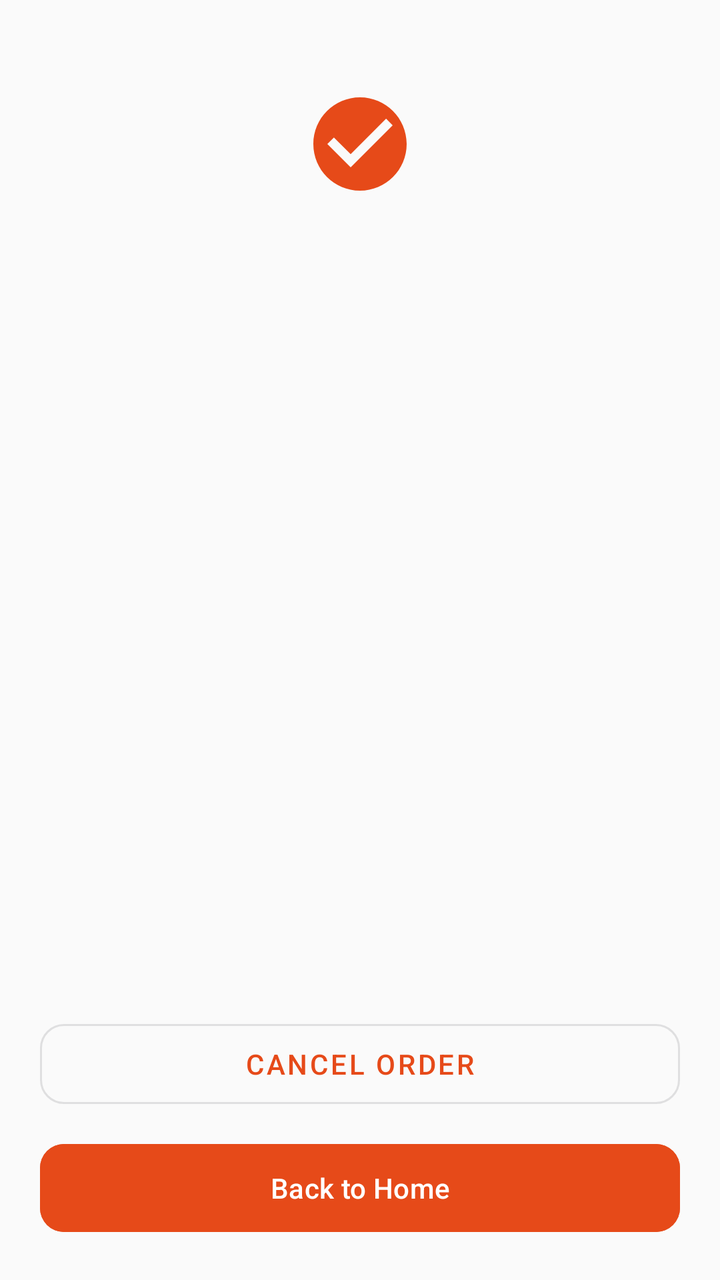
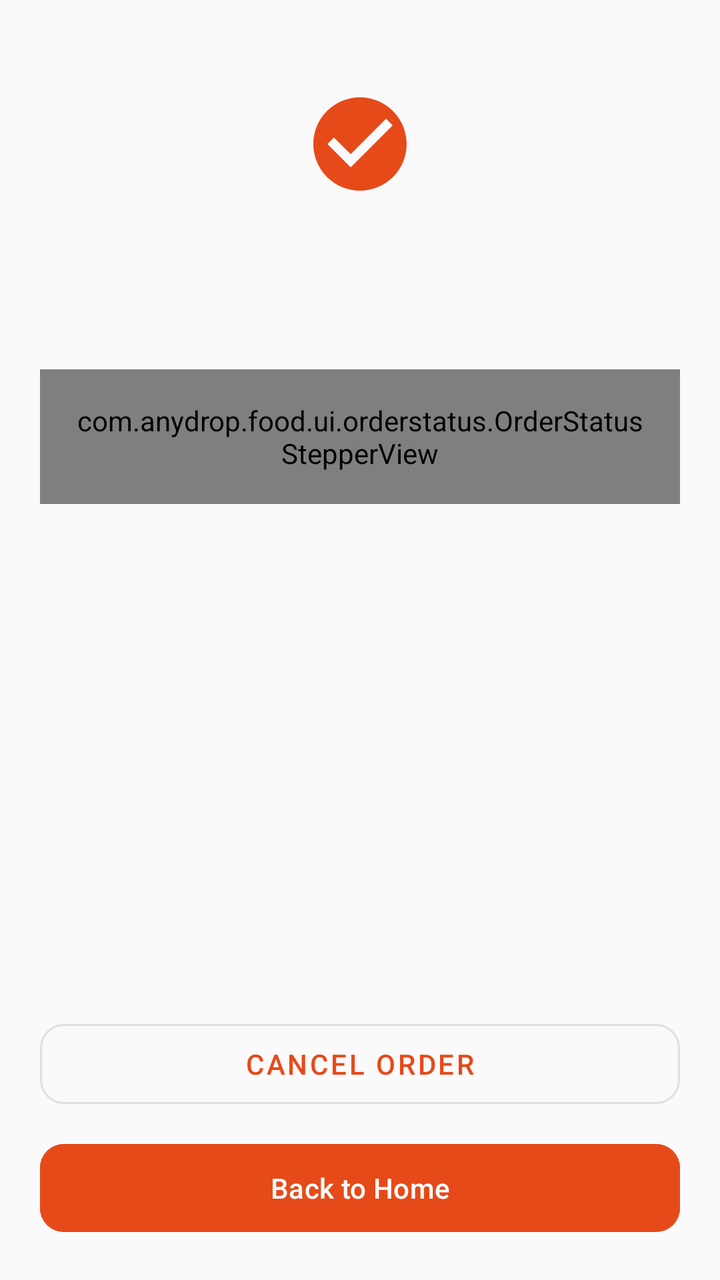

The first picture is an Android layout as it rendered before a commit; the second is the same layout after the commit. The layout source and the unified diff follow.
<!-- AndroidManifest.xml: application theme Theme.AnydropCustomer -->
<!-- res/layout/activity_order_status.xml -->
<?xml version="1.0" encoding="utf-8"?>
<LinearLayout xmlns:android="http://schemas.android.com/apk/res/android"
    xmlns:app="http://schemas.android.com/apk/res-auto"
    android:layout_width="match_parent"
    android:layout_height="match_parent"
    android:orientation="vertical"
    android:background="@color/background"
    android:padding="20dp">

    <ImageView
        android:layout_width="56dp"
        android:layout_height="56dp"
        android:layout_gravity="center_horizontal"
        android:layout_marginTop="24dp"
        android:src="@drawable/ic_check_circle"
        app:tint="@color/anydrop_primary" />

    <TextView
        android:id="@+id/orderCodeText"
        android:layout_width="match_parent"
        android:layout_height="wrap_content"
        android:layout_marginTop="12dp"
        android:gravity="center"
        android:textSize="18sp"
        android:textStyle="bold"
        android:textColor="@color/text_primary" />

    <TextView
        android:id="@+id/statusText"
        android:layout_width="match_parent"
        android:layout_height="wrap_content"
        android:layout_marginTop="8dp"
        android:gravity="center"
        android:textSize="15sp"
        android:textColor="@color/text_secondary" />

    <TextView
        android:id="@+id/etaText"
        android:layout_width="match_parent"
        android:layout_height="wrap_content"
        android:layout_marginTop="4dp"
        android:gravity="center"
        android:textColor="@color/text_secondary"
        android:visibility="gone" />

    <LinearLayout
        android:id="@+id/riderCard"
        android:layout_width="match_parent"
        android:layout_height="wrap_content"
        android:orientation="vertical"
        android:layout_marginTop="20dp"
        android:background="@drawable/bg_card_rounded"
        android:padding="14dp"
        android:visibility="gone">

        <TextView
            android:id="@+id/riderNameText"
            android:layout_width="match_parent"
            android:layout_height="wrap_content"
            android:textStyle="bold"
            android:textColor="@color/text_primary" />

        <TextView
            android:id="@+id/riderMobileText"
            android:layout_width="match_parent"
            android:layout_height="wrap_content"
            android:textColor="@color/text_secondary" />
    </LinearLayout>

    <LinearLayout
        android:id="@+id/otpCard"
        android:layout_width="match_parent"
        android:layout_height="wrap_content"
        android:orientation="vertical"
        android:layout_marginTop="14dp"
        android:background="@drawable/bg_badge_veg"
        android:padding="14dp"
        android:visibility="gone">

        <TextView
            android:layout_width="match_parent"
            android:layout_height="wrap_content"
            android:text="Share this OTP with your rider at delivery"
            android:textColor="@color/veg_green" />

        <TextView
            android:id="@+id/otpText"
            android:layout_width="match_parent"
            android:layout_height="wrap_content"
            android:layout_marginTop="4dp"
            android:gravity="center"
            android:textSize="26sp"
            android:textStyle="bold"
            android:textColor="@color/veg_green" />
    </LinearLayout>

    <View
        android:layout_width="0dp"
        android:layout_height="0dp"
        android:layout_weight="1" />

    <com.google.android.material.button.MaterialButton
        android:id="@+id/btnCancelOrder"
        style="@style/Widget.MaterialComponents.Button.OutlinedButton"
        android:layout_width="match_parent"
        android:layout_height="52dp"
        android:layout_marginBottom="10dp"
        android:text="@string/btn_cancel_order"
        app:cornerRadius="12dp" />

    <com.google.android.material.button.MaterialButton
        android:id="@+id/btnBackHome"
        android:layout_width="match_parent"
        android:layout_height="52dp"
        android:backgroundTint="@color/anydrop_primary"
        android:text="@string/btn_back_to_home"
        app:cornerRadius="12dp" />

</LinearLayout>
<!-- resources referenced by this layout -->
<resources>
  <color name="anydrop_primary">#E64A19</color>
  <color name="background">#FAFAFA</color>
  <color name="text_primary">#1A1A1A</color>
  <color name="text_secondary">#6E6E6E</color>
  <color name="veg_green">#2E7D32</color>
  <!-- drawable bg_badge_veg (drawable) -->
  <layer-list xmlns:android="http://schemas.android.com/apk/res/android">
      
      <item>
          <shape android:shape="rectangle">
              <solid android:color="#FFFFFF" />
              <corners android:radius="2dp" />
              <stroke android:width="1.2dp" android:color="@color/veg_green" />
          </shape>
      </item>
      
      <item android:gravity="center" android:width="6dp" android:height="6dp">
          <shape android:shape="oval">
              <solid android:color="@color/veg_green" />
          </shape>
      </item>
  </layer-list>
  <!-- drawable bg_card_rounded (drawable) -->
  <shape xmlns:android="http://schemas.android.com/apk/res/android">
      <solid android:color="@color/surface" />
      <corners android:radius="14dp" />
  </shape>
  <!-- drawable ic_check_circle (drawable) -->
  <vector xmlns:android="http://schemas.android.com/apk/res/android"
      android:width="24dp"
      android:height="24dp"
      android:viewportWidth="24"
      android:viewportHeight="24"
      android:tint="?attr/colorControlNormal">
      <path
          android:fillColor="#FF000000"
          android:pathData="M12,2C6.48,2 2,6.48 2,12s4.48,10 10,10 10,-4.48 10,-10S17.52,2 12,2zM10,17l-5,-5 1.41,-1.41L10,14.17l7.59,-7.59L19,8z"/>
  </vector>
  <string name="btn_back_to_home">Back to Home</string>
  <string name="btn_cancel_order">Cancel Order</string>
  <style name="Theme.AnydropCustomer" parent="Theme.Material3.Light.NoActionBar">
          <item name="colorPrimary">@color/anydrop_primary</item>
          <item name="colorPrimaryVariant">@color/anydrop_primary_dark</item>
          <item name="colorOnPrimary">@color/white</item>
          <item name="colorSecondary">@color/anydrop_secondary</item>
          <item name="android:windowBackground">@color/background</item>
          <item name="android:statusBarColor">@color/anydrop_primary</item>
          <item name="android:textColorPrimary">@color/text_primary</item>
          <item name="android:textColorSecondary">@color/text_secondary</item>
      </style>
  <color name="surface">#FFFFFF</color>
  <color name="anydrop_primary_dark">#B23C14</color>
  <color name="white">#FFFFFF</color>
  <color name="anydrop_secondary">#2E7D32</color>
</resources>

<!-- the commit's change to res/layout/activity_order_status.xml (unified diff, before → after) -->
@@ -42,6 +42,15 @@
         android:gravity="center"
         android:textColor="@color/text_secondary"
         android:visibility="gone" />
+
+    
+    <com.anydrop.food.ui.orderstatus.OrderStatusStepperView
+        android:id="@+id/statusStepper"
+        android:layout_width="match_parent"
+        android:layout_height="wrap_content"
+        android:layout_marginTop="20dp"
+        android:background="@drawable/bg_card_rounded"
+        android:padding="16dp" />
 
     <LinearLayout
         android:id="@+id/riderCard"
